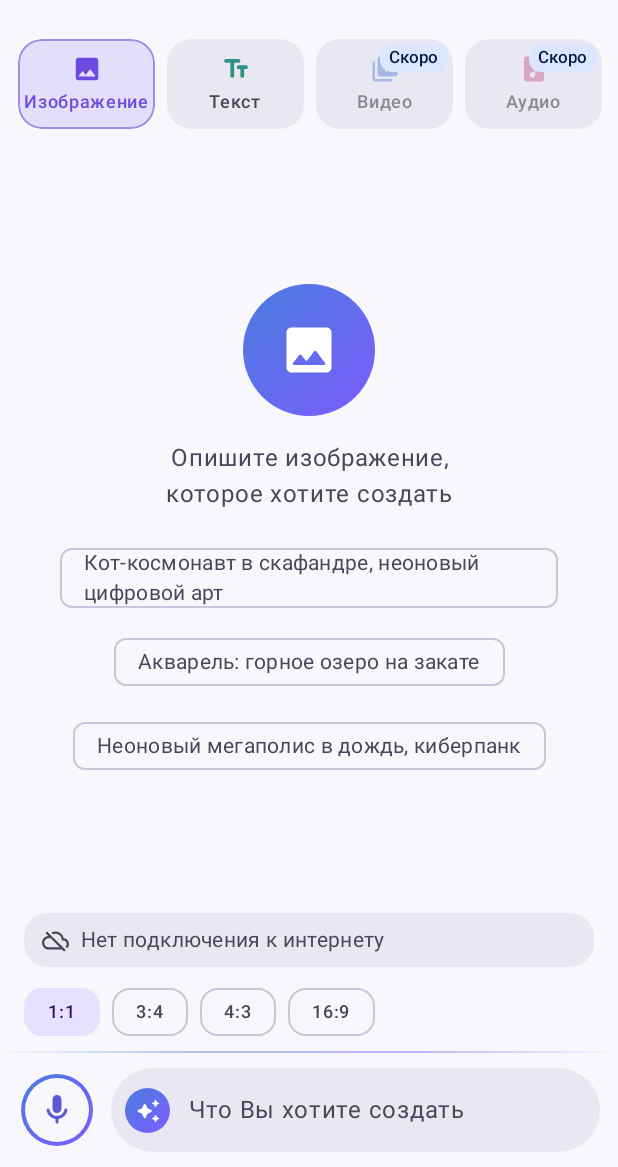
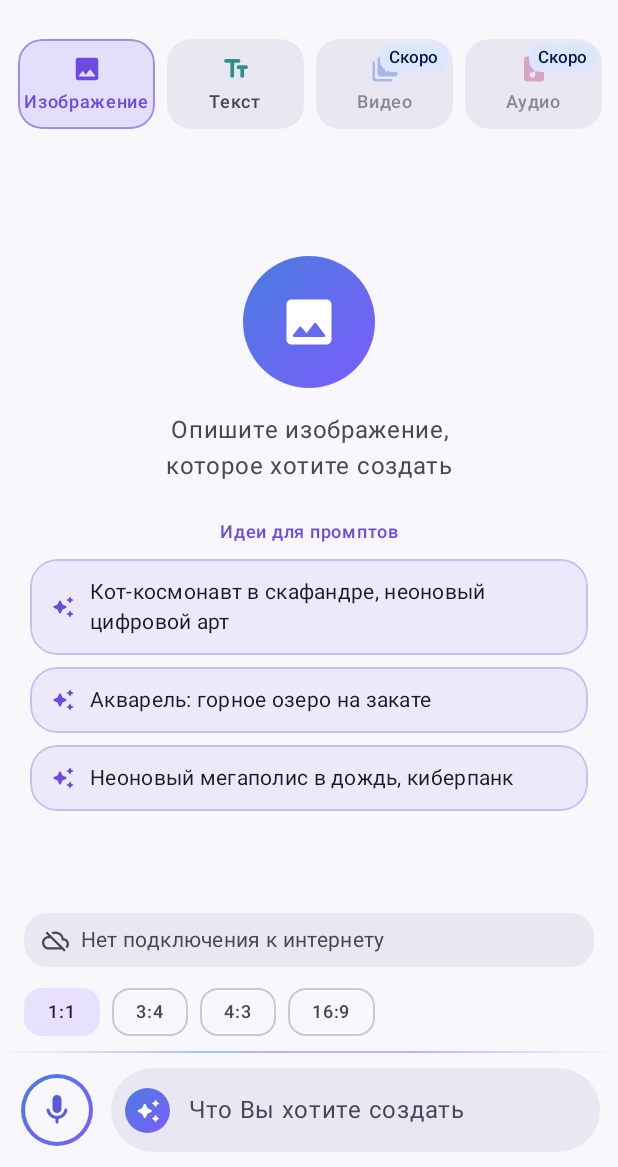
Before and after one commit to denvisss/AxoraAI, an Android app built with Jetpack Compose: the screen it shows after launch (MainActivity), on a phone screen of 412 x 824 dp, the part 69-1236 px from its top. Run offline under Robolectric (Android 15) with nearby library versions, the phone set to English and light mode, and no system bars; our stand-ins replace Room's generated code; pictures from the network do not load.

Commit message:
Redesign prompt examples as accent-tinted cards matching app style

```diff
--- a/app/src/main/java/com/axora/app/ui/components/ChatComponents.kt
+++ b/app/src/main/java/com/axora/app/ui/components/ChatComponents.kt
@@ -634,7 +634,6 @@ fun FormatChips(
     }
 }
 
-@OptIn(ExperimentalLayoutApi::class)
 @Composable
 fun EmptyChatPlaceholder(
     text: String,
@@ -643,10 +642,11 @@ fun EmptyChatPlaceholder(
     onExampleClick: (String) -> Unit = {}
 ) {
     val scheme = MaterialTheme.colorScheme
+    val accent = generationTypeColor(type)
     Column(
         modifier = Modifier
             .fillMaxWidth()
-            .padding(horizontal = 40.dp),
+            .padding(horizontal = 20.dp),
         horizontalAlignment = Alignment.CenterHorizontally,
         verticalArrangement = Arrangement.Center
     ) {
@@ -669,25 +669,52 @@ fun EmptyChatPlaceholder(
             text = text,
             textAlign = TextAlign.Center,
             style = MaterialTheme.typography.bodyLarge,
-            color = scheme.onSurfaceVariant
+            color = scheme.onSurfaceVariant,
+            modifier = Modifier.padding(horizontal = 20.dp)
         )
         if (examples.isNotEmpty()) {
-            Spacer(Modifier.height(20.dp))
-            FlowRow(
-                horizontalArrangement = Arrangement.spacedBy(8.dp, Alignment.CenterHorizontally),
-                verticalArrangement = Arrangement.spacedBy(8.dp)
+            Spacer(Modifier.height(24.dp))
+            Text(
+                text = stringResource(R.string.prompt_examples_title),
+                style = MaterialTheme.typography.labelMedium,
+                fontWeight = FontWeight.Medium,
+                color = accent
+            )
+            Spacer(Modifier.height(10.dp))
+            Column(
+                verticalArrangement = Arrangement.spacedBy(8.dp),
+                modifier = Modifier.fillMaxWidth()
             ) {
                 examples.forEach { example ->
-                    SuggestionChip(
-                        onClick = { onExampleClick(example) },
-                        label = {
+                    val shape = RoundedCornerShape(18.dp)
+                    Surface(
+                        shape = shape,
+                        color = accent.copy(alpha = 0.08f),
+                        border = BorderStroke(1.dp, accent.copy(alpha = 0.28f)),
+                        modifier = Modifier
+                            .fillMaxWidth()
+                            .clip(shape)
+                            .clickable { onExampleClick(example) }
+                    ) {
+                        Row(
+                            modifier = Modifier.padding(horizontal = 14.dp, vertical = 12.dp),
+                            verticalAlignment = Alignment.CenterVertically
+                        ) {
+                            Icon(
+                                imageVector = Icons.Rounded.AutoAwesome,
+                                contentDescription = null,
+                                tint = accent,
+                                modifier = Modifier.size(16.dp)
+                            )
+                            Spacer(Modifier.width(10.dp))
                             Text(
                                 text = example,
                                 style = MaterialTheme.typography.bodyMedium,
-                                color = scheme.onSurfaceVariant
+                                color = scheme.onSurface,
+                                modifier = Modifier.weight(1f)
                             )
                         }
-                    )
+                    }
                 }
             }
         }
--- a/app/src/main/res/values/strings.xml
+++ b/app/src/main/res/values/strings.xml
@@ -37,6 +37,7 @@
     <string name="example_text_1">Придумай сюжет рассказа о путешествии во времени</string>
     <string name="example_text_2">Объясни, как работают нейросети, простыми словами</string>
     <string name="example_text_3">Составь план тренировок на неделю</string>
+    <string name="prompt_examples_title">Идеи для промптов</string>
 
     <!-- Chat export -->
     <string name="export_user_label">Вы</string>
```
Also changed, not shown: 1 other file.
